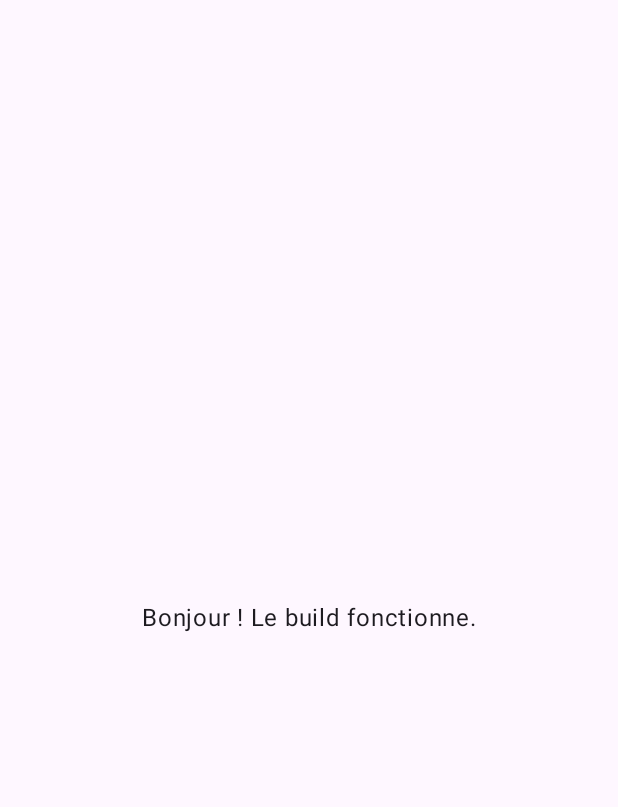
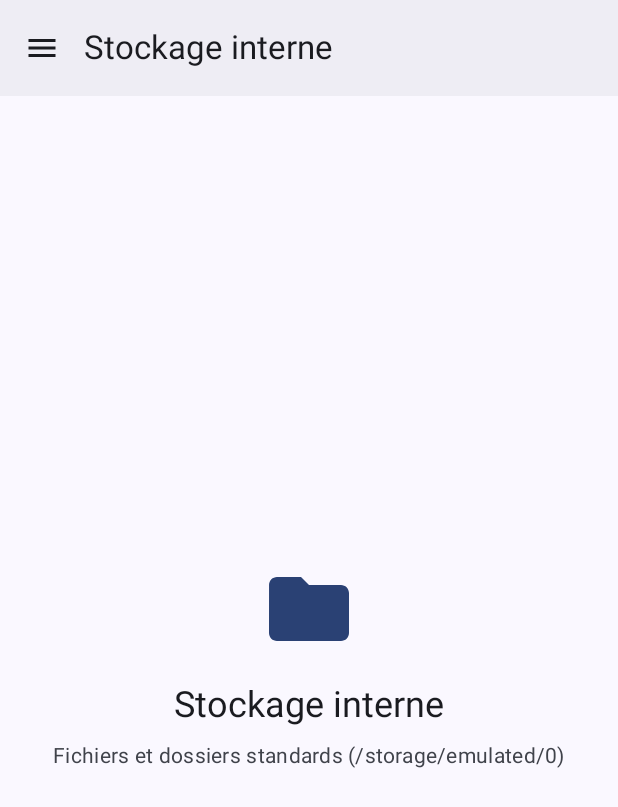
Before and after one commit to JulieRose23/MonExplorateur, an Android app built with Jetpack Compose: the screen it shows after launch (MainActivity), on a phone screen of 412 x 824 dp. Shown: the top 807 px of the screen. Run offline under Robolectric (Android 15) with nearby library versions, the phone set to English and light mode, and no system bars.

Commit message:
Etape 2 : Theme Material 3 et tiroir de navigation

```diff
--- a/app/build.gradle.kts
+++ b/app/build.gradle.kts
@@ -13,7 +13,7 @@ android {
         minSdk = 26
         targetSdk = 35
         versionCode = 1
-        versionName = "0.1"
+        versionName = "0.2"
     }
 
     buildTypes {
@@ -39,4 +39,5 @@ dependencies {
     implementation(platform("androidx.compose:compose-bom:2024.11.00"))
     implementation("androidx.compose.ui:ui")
     implementation("androidx.compose.material3:material3")
+    implementation("androidx.compose.material:material-icons-extended")
 }
--- a/app/src/main/java/com/monexplorateur/app/MainActivity.kt
+++ b/app/src/main/java/com/monexplorateur/app/MainActivity.kt
@@ -3,25 +3,144 @@ package com.monexplorateur.app
 import android.os.Bundle
 import androidx.activity.ComponentActivity
 import androidx.activity.compose.setContent
-import androidx.compose.foundation.layout.Box
+import androidx.activity.enableEdgeToEdge
+import androidx.compose.foundation.layout.Arrangement
+import androidx.compose.foundation.layout.Column
+import androidx.compose.foundation.layout.Spacer
 import androidx.compose.foundation.layout.fillMaxSize
+import androidx.compose.foundation.layout.height
+import androidx.compose.foundation.layout.padding
+import androidx.compose.foundation.layout.size
+import androidx.compose.material.icons.Icons
+import androidx.compose.material.icons.filled.AdminPanelSettings
+import androidx.compose.material.icons.filled.Cloud
+import androidx.compose.material.icons.filled.Folder
+import androidx.compose.material.icons.filled.Menu
+import androidx.compose.material.icons.filled.Security
+import androidx.compose.material3.DrawerValue
+import androidx.compose.material3.ExperimentalMaterial3Api
+import androidx.compose.material3.HorizontalDivider
+import androidx.compose.material3.Icon
+import androidx.compose.material3.IconButton
 import androidx.compose.material3.MaterialTheme
-import androidx.compose.material3.Surface
+import androidx.compose.material3.ModalDrawerSheet
+import androidx.compose.material3.ModalNavigationDrawer
+import androidx.compose.material3.NavigationDrawerItem
+import androidx.compose.material3.NavigationDrawerItemDefaults
+import androidx.compose.material3.Scaffold
 import androidx.compose.material3.Text
+import androidx.compose.material3.TopAppBar
+import androidx.compose.material3.TopAppBarDefaults
+import androidx.compose.material3.rememberDrawerState
+import androidx.compose.runtime.Composable
+import androidx.compose.runtime.getValue
+import androidx.compose.runtime.mutableStateOf
+import androidx.compose.runtime.remember
+import androidx.compose.runtime.rememberCoroutineScope
+import androidx.compose.runtime.setValue
 import androidx.compose.ui.Alignment
 import androidx.compose.ui.Modifier
+import androidx.compose.ui.graphics.vector.ImageVector
+import androidx.compose.ui.unit.dp
+import com.monexplorateur.app.ui.theme.MonExplorateurTheme
+import kotlinx.coroutines.launch
+
+enum class SectionNavigation(val titre: String, val description: String, val icone: ImageVector) {
+    STOCKAGE("Stockage interne", "Fichiers et dossiers standards (/storage/emulated/0)", Icons.Default.Folder),
+    SHIZUKU("Mode Shizuku", "Accès protégé (/Android/data et /Android/obb)", Icons.Default.Security),
+    ROOT("Accès Root (su)", "Partitions système complètes (/)", Icons.Default.AdminPanelSettings),
+    FTP("Réseau FTP", "Client et serveur de transfert Wi-Fi local", Icons.Default.Cloud)
+}
 
 class MainActivity : ComponentActivity() {
     override fun onCreate(savedInstanceState: Bundle?) {
         super.onCreate(savedInstanceState)
+        enableEdgeToEdge()
         setContent {
-            MaterialTheme {
-                Surface(modifier = Modifier.fillMaxSize()) {
-                    Box(contentAlignment = Alignment.Center) {
-                        Text(text = "Bonjour ! Le build fonctionne.")
-                    }
-                }
+            MonExplorateurTheme {
+                ApplicationPrincipale()
             }
         }
     }
 }
+
+@OptIn(ExperimentalMaterial3Api::class)
+@Composable
+fun ApplicationPrincipale() {
+    val drawerState = rememberDrawerState(initialValue = DrawerValue.Closed)
+    val scope = rememberCoroutineScope()
+    var sectionActive by remember { mutableStateOf(SectionNavigation.STOCKAGE) }
+
+    ModalNavigationDrawer(
+        drawerState = drawerState,
+        drawerContent = {
+            ModalDrawerSheet {
+                Spacer(Modifier.height(16.dp))
+                Text(
+                    text = "MonExplorateur",
+                    style = MaterialTheme.typography.titleLarge,
+                    color = MaterialTheme.colorScheme.primary,
+                    modifier = Modifier.padding(horizontal = 24.dp, vertical = 12.dp)
+                )
+                HorizontalDivider(modifier = Modifier.padding(bottom = 8.dp))
+
+                SectionNavigation.entries.forEach { section ->
+                    NavigationDrawerItem(
+                        icon = { Icon(section.icone, contentDescription = null) },
+                        label = { Text(section.titre) },
+                        selected = section == sectionActive,
+                        onClick = {
+                            sectionActive = section
+                            scope.launch { drawerState.close() }
+                        },
+                        modifier = Modifier.padding(NavigationDrawerItemDefaults.ItemPadding)
+                    )
+                }
+            }
+        }
+    ) {
+        Scaffold(
+            topBar = {
+                TopAppBar(
+                    title = { Text(sectionActive.titre) },
+                    navigationIcon = {
+                        IconButton(onClick = { scope.launch { drawerState.open() } }) {
+                            Icon(Icons.Default.Menu, contentDescription = "Ouvrir le menu")
+                        }
+                    },
+                    colors = TopAppBarDefaults.topAppBarColors(
+                        containerColor = MaterialTheme.colorScheme.surfaceContainer,
+                        titleContentColor = MaterialTheme.colorScheme.onSurface
+                    )
+                )
+            }
+        ) { innerPadding ->
+            Column(
+                modifier = Modifier
+                    .fillMaxSize()
+                    .padding(innerPadding)
+                    .padding(24.dp),
+                verticalArrangement = Arrangement.Center,
+                horizontalAlignment = Alignment.CenterHorizontally
+            ) {
+                Icon(
+                    imageVector = sectionActive.icone,
+                    contentDescription = null,
+                    modifier = Modifier.size(64.dp),
+                    tint = MaterialTheme.colorScheme.primary
+                )
+                Spacer(modifier = Modifier.height(16.dp))
+                Text(
+                    text = sectionActive.titre,
+                    style = MaterialTheme.typography.headlineSmall
+                )
+                Spacer(modifier = Modifier.height(8.dp))
+                Text(
+                    text = sectionActive.description,
+                    style = MaterialTheme.typography.bodyMedium,
+                    color = MaterialTheme.colorScheme.onSurfaceVariant
+                )
+            }
+        }
+    }
+}
--- /dev/null
+++ b/app/src/main/java/com/monexplorateur/app/ui/theme/Theme.kt
@@ -0,0 +1,35 @@
+package com.monexplorateur.app.ui.theme
+
+import android.os.Build
+import androidx.compose.foundation.isSystemInDarkTheme
+import androidx.compose.material3.MaterialTheme
+import androidx.compose.material3.darkColorScheme
+import androidx.compose.material3.dynamicDarkColorScheme
+import androidx.compose.material3.dynamicLightColorScheme
+import androidx.compose.material3.lightColorScheme
+import androidx.compose.runtime.Composable
+import androidx.compose.ui.platform.LocalContext
+
+private val LightColors = lightColorScheme()
+private val DarkColors = darkColorScheme()
+
+@Composable
+fun MonExplorateurTheme(
+    darkTheme: Boolean = isSystemInDarkTheme(),
+    dynamicColor: Boolean = true,
+    content: @Composable () -> Unit
+) {
+    val colorScheme = when {
+        dynamicColor && Build.VERSION.SDK_INT >= Build.VERSION_CODES.S -> {
+            val context = LocalContext.current
+            if (darkTheme) dynamicDarkColorScheme(context) else dynamicLightColorScheme(context)
+        }
+        darkTheme -> DarkColors
+        else -> LightColors
+    }
+
+    MaterialTheme(
+        colorScheme = colorScheme,
+        content = content
+    )
+}
```
